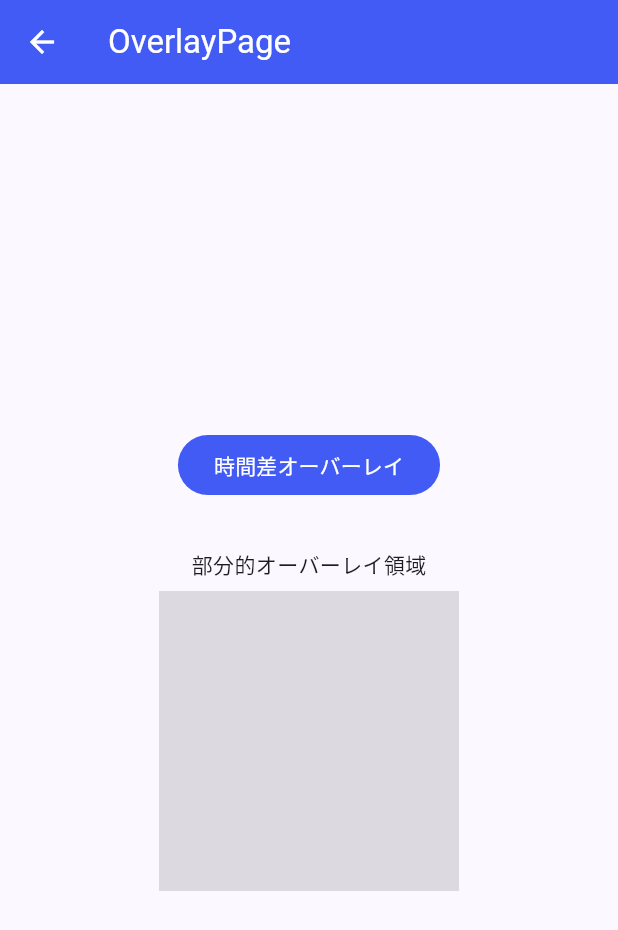
After one commit to Zudah228/flutflutter_workspace_3_10, a Flutter app: the screen it shows after launch, after a tap on "Overlay", on a phone screen of 412 x 824 dp. The commit adds this screen. Shown: the top 930 px of the screen. Run offline on Flutter 3.47's test engine with Material 2 defaults, Android fonts, the phone set to English and light mode, and no system bars; our stand-ins replace carousel_slider, equatable, flutter_riverpod, freezed_annotation; network calls fail.

Commit message:
環境設定

```diff
--- a/lib/pages/main/main_page.dart
+++ b/lib/pages/main/main_page.dart
@@ -1,6 +1,7 @@
 import 'package:flutter/material.dart';
 import 'package:flutter_workspace_3_10/pages/animated_list/animated_list_page.dart';
 import 'package:flutter_workspace_3_10/pages/blur/blur_page.dart';
+import 'package:flutter_workspace_3_10/pages/overlay/overlay_page.dart';
 import 'package:flutter_workspace_3_10/pages/page_view/page_view_page.dart';
 import 'package:flutter_workspace_3_10/pages/todo/todo_list_page.dart';
 
@@ -32,6 +33,7 @@ class MainPage extends StatelessWidget {
                 _Page(name: 'ExpansionTile', route: ExpansionTilePage.route),
                 _Page(name: 'AnimatedList', route: AnimatedListPage.route),
                 _Page(name: 'Blur', route: BlurPage.route),
+                _Page(name: 'Overlay', route: OverlayPage.route),
               ]
                   .map(
                     (page) => InkWell(
--- /dev/null
+++ b/lib/pages/overlay/overlay_page.dart
@@ -0,0 +1,86 @@
+import 'dart:async';
+
+import 'package:flutter/material.dart';
+
+class OverlayPage extends StatefulWidget {
+  const OverlayPage._();
+
+  static const routeName = '/overlay';
+
+  static Route<void> route() {
+    return MaterialPageRoute(
+      settings: const RouteSettings(name: routeName),
+      builder: (_) => const OverlayPage._(),
+    );
+  }
+
+  @override
+  State<OverlayPage> createState() => _OverlayPageState();
+}
+
+class _OverlayPageState extends State<OverlayPage> {
+  final _overlayKey = GlobalKey<OverlayState>();
+
+  @override
+  Widget build(BuildContext context) {
+    return Scaffold(
+      appBar: AppBar(
+        title: const Text('OverlayPage'),
+      ),
+      body: Center(
+        child: Column(
+          mainAxisAlignment: MainAxisAlignment.center,
+          children: [
+            FilledButton(
+              onPressed: () {
+                final entries = <OverlayEntry>[];
+
+                Timer.periodic(const Duration(seconds: 1), (timer) {
+                  if (timer.tick == 10) {
+                    for (var element in entries) {
+                      element.remove();
+                    }
+                    timer.cancel();
+                    return;
+                  }
+
+                  final entry = OverlayEntry(
+                    builder: (context) {
+                      final size = 200.0 - (10 * timer.tick);
+
+                      return Align(
+                        child: Container(
+                          color: timer.tick % 2 == 0 ? Colors.blue : Colors.red,
+                          height: size,
+                          width: size,
+                        ),
+                      );
+                    },
+                  );
+                  _overlayKey.currentState?.insert(entry);
+                  entries.add(entry);
+                });
+              },
+              child: const Text(
+                '時間差オーバーレイ',
+              ),
+            ),
+            const SizedBox(height: 32),
+            const Text('部分的オーバーレイ領域'),
+            const SizedBox(height: 8),
+            SizedBox.square(
+              dimension: 200,
+              child: ColoredBox(
+                color: Colors.black12,
+                child: Overlay(
+                  key: _overlayKey,
+                  clipBehavior: Clip.antiAliasWithSaveLayer,
+                ),
+              ),
+            )
+          ],
+        ),
+      ),
+    );
+  }
+}
```
Also changed, not shown: lib/pages/blur/blur_page.dart (+4 -5 lines), 8 other files.
